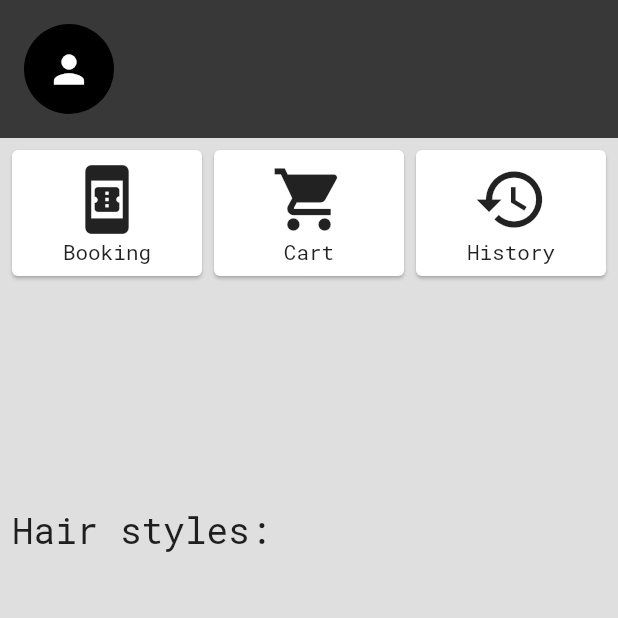
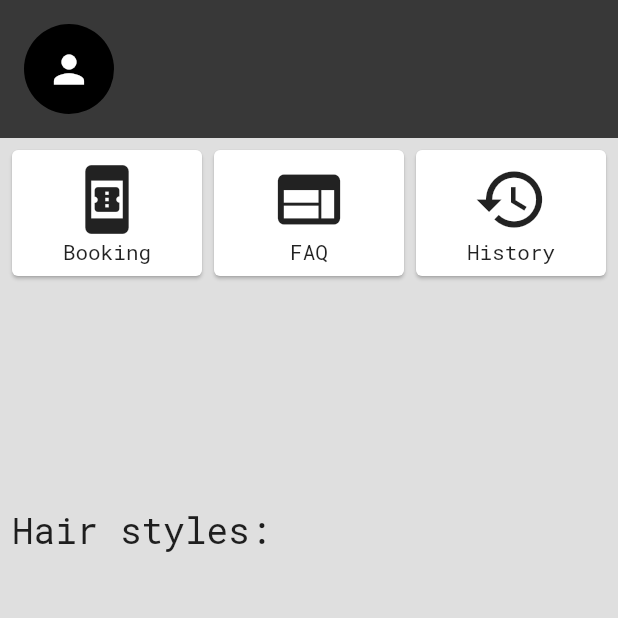
Before and after one commit to szmatyifa/szakdoga, a Flutter app: the HomePage screen opened by its route, on a phone screen of 412 x 824 dp, the top half of it. Run offline on Flutter 3.47's test engine with Material 2 defaults, Android fonts, the phone set to English and light mode, and no system bars; drawn by our look-alikes of carousel_slider; our stand-ins replace chips_choice, cloud_firestore, firebase_auth, firebase_core, flutter_datetime_picker, flutter_rating_bar and 5 more; missing offline and left inert: add_2_calendar, dcdg, firebase_auth_ui, ntp; accounts and stored records are empty.

Commit message:
FAQ started

```diff
--- a/lib/screens/home_screen.dart
+++ b/lib/screens/home_screen.dart
@@ -104,8 +104,8 @@ class HomePage extends ConsumerWidget{
                             child:Column(
                               mainAxisAlignment: MainAxisAlignment.center,
                               children: [
-                                Icon(Icons.shopping_cart, size: 50,),
-                                Text('Cart', style: GoogleFonts.robotoMono(),)
+                                Icon(Icons.web, size: 50,),
+                                Text('FAQ', style: GoogleFonts.robotoMono(),)
                               ] ,
                             ),
                           ),
```
Also changed, not shown: 1 other file.
